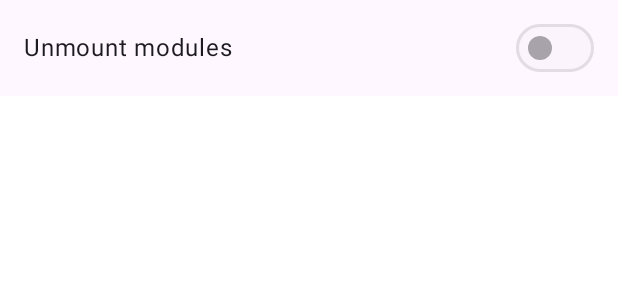
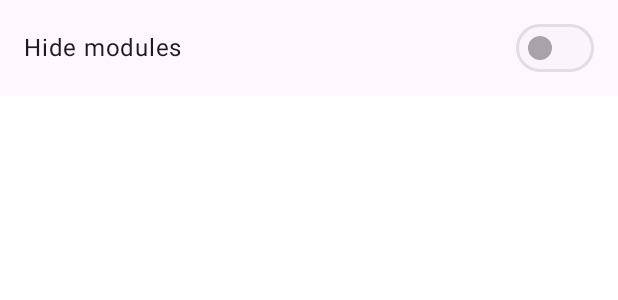
Before and after one commit to tiann/KernelSU, an Android app built with Jetpack Compose: the @Preview function AppProfileConfigPreview, on a phone screen of 412 x 824 dp. Shown: the top 300 px of the screen. Run offline under Robolectric (Android 15) with nearby library versions, the phone set to English and light mode, and no system bars; 2 statements that could not run were skipped.

Commit message:
manager: rename "umount modules" -> "Hide modules"

```diff
--- a/manager/app/src/main/java/me/weishu/kernelsu/ui/component/profile/AppProfileConfig.kt
+++ b/manager/app/src/main/java/me/weishu/kernelsu/ui/component/profile/AppProfileConfig.kt
@@ -33,7 +33,7 @@ fun AppProfileConfig(
         }
 
         SwitchItem(
-            title = stringResource(R.string.profile_unmount_modules),
+            title = stringResource(R.string.profile_hide_modules),
             checked = if (enabled) {
                 profile.umountModules
             } else {
--- a/manager/app/src/main/res/values/strings.xml
+++ b/manager/app/src/main/res/values/strings.xml
@@ -74,11 +74,11 @@
     <string name="profile_namespace_inherited">Inherited</string>
     <string name="profile_namespace_global">Global</string>
     <string name="profile_namespace_individual">Individual</string>
-    <string name="profile_unmount_modules">Unmount modules</string>
+    <string name="profile_hide_modules">Hide modules</string>
     <string name="profile_allow_root_request">Allow root request</string>
     <string name="failed_to_update_root_profile">Failed to update root profile for %s</string>
     <string name="failed_to_update_app_profile">Failed to update app profile for %s</string>
     <string name="require_kernel_version">The current kernel version %d is too low for the manager to function properly. Please upgrade to version %d or higher!</string>
-    <string name="settings_umount_modules_default">Umount modules by default</string>
-    <string name="settings_umount_modules_default_summary">The global default value for uninstalling modules in App Profiles. If enabled, it will remove all module modifications to the system for applications that do not have a Profile set.</string>
+    <string name="settings_umount_modules_default">Hide modules by default</string>
+    <string name="settings_umount_modules_default_summary">The global default value for "Hide modules" in App Profiles. If enabled, it will remove all module modifications to the system for applications that do not have a Profile set.</string>
 </resources>
```
Also changed, not shown: 7 other files.
